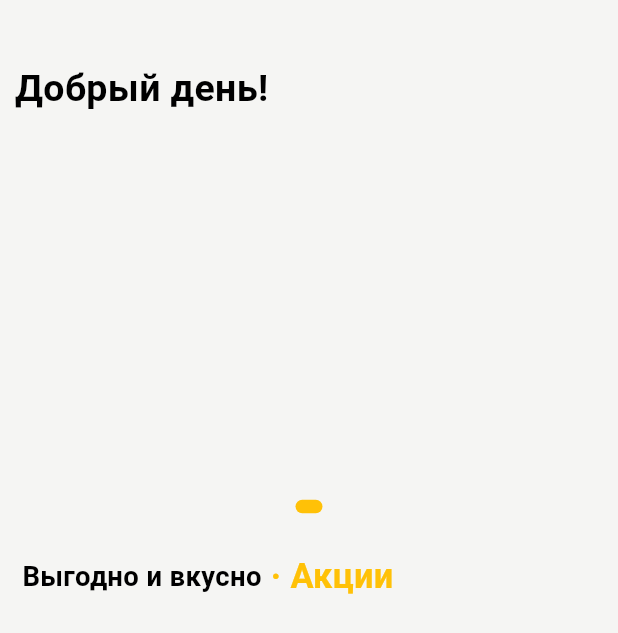
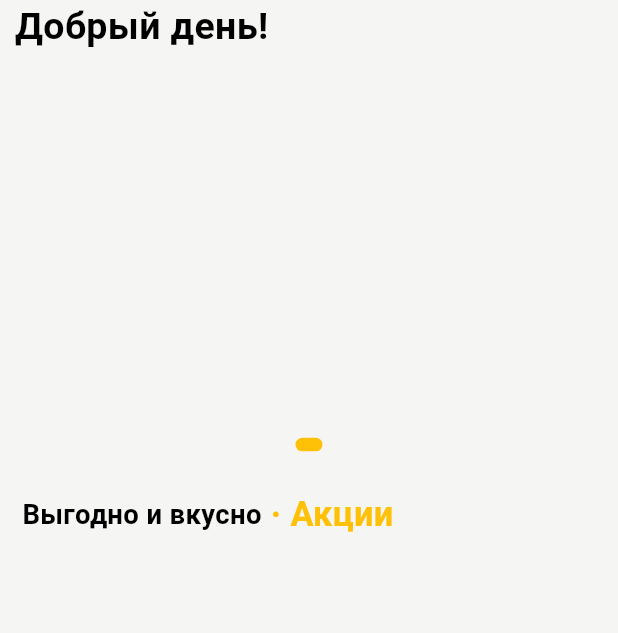
Before and after one commit to DeDoNs/Food, a Flutter app: the MainScreen screen opened directly, on a phone screen of 412 x 824 dp. Shown: the top 633 px of the screen. Run offline on Flutter 3.47's test engine with Material 3 defaults, Android fonts, the phone set to English and light mode, and no system bars; drawn by our look-alikes of dots_indicator; our stand-ins replace email_validator, fluttertoast, get, google_nav_bar, image_picker, progress_indicators and 2 more; accounts and stored records are empty; network calls fail.

Commit message:
fix dimensions

```diff
--- a/lib/users/fragments/Main/itemCategories_screen.dart
+++ b/lib/users/fragments/Main/itemCategories_screen.dart
@@ -105,7 +105,7 @@ class _ItemCategoriesState extends State<ItemCategories> {
             children: [
               Container(
                 padding: EdgeInsets.only(
-                  top: Dimensions.height40, bottom: Dimensions.height10
+                  top: MediaQuery.of(context).padding.top*1.8, bottom: Dimensions.height10
                 ),
                 child: Row(
                   mainAxisAlignment: MainAxisAlignment.center,
@@ -177,7 +177,7 @@ class _ItemCategoriesState extends State<ItemCategories> {
     if (isLoading==true) {
       return Shimmer(
         child: Container(
-          padding: EdgeInsets.only(top: Dimensions.height40, bottom: Dimensions.height10),
+          padding: EdgeInsets.only(top: MediaQuery.of(context).padding.top*1.9, bottom: Dimensions.height10),
           child: Container(
                 width: 180,
                 height: Dimensions.height30,
@@ -190,7 +190,7 @@ class _ItemCategoriesState extends State<ItemCategories> {
       );
     } else {return Container(
       padding:
-      EdgeInsets.only(top: Dimensions.height40, bottom: Dimensions.height10),
+      EdgeInsets.only(top: MediaQuery.of(context).padding.top*1.8, bottom: Dimensions.height10),
       child: Text(
         widget.nameCategories,
         maxLines: 1,
--- a/lib/users/fragments/Main/main_screen.dart
+++ b/lib/users/fragments/Main/main_screen.dart
@@ -194,7 +194,7 @@ class _MainScreenState extends State<MainScreen> {
     if (isLoading==true) {
       return Shimmer(
         child: Container(
-          margin: EdgeInsets.only(top: Dimensions.height40, bottom: Dimensions.height15),
+          margin: EdgeInsets.only(top: MediaQuery.of(context).padding.top*1.9, bottom: Dimensions.height15),
           padding: EdgeInsets.only(left: Dimensions.width20, right: Dimensions.width20),
           child: Row(
             crossAxisAlignment: CrossAxisAlignment.start,
@@ -212,7 +212,7 @@ class _MainScreenState extends State<MainScreen> {
         ),
       );
     } else {return Container(
-        margin: EdgeInsets.only(top: Dimensions.height40, bottom: Dimensions.height15),
+        margin: EdgeInsets.only(top: MediaQuery.of(context).padding.top*1.8, bottom: Dimensions.height15),
         padding: EdgeInsets.only(
             left: Dimensions.width20, right: Dimensions.width20),
         child: Row(mainAxisAlignment: MainAxisAlignment.start, children: [
--- a/lib/users/fragments/Main/menuItem_screen.dart
+++ b/lib/users/fragments/Main/menuItem_screen.dart
@@ -74,7 +74,7 @@ class _MenuItemState extends State<MenuItem> {
     if (isLoading==true) {
       return Shimmer(
         child: Container(
-          margin: EdgeInsets.only(top: Dimensions.height40),
+          margin: EdgeInsets.only(top: MediaQuery.of(context).padding.top*1.9),
           padding: EdgeInsets.only(left: Dimensions.width20, right: Dimensions.width20),
           child: Row(
             crossAxisAlignment: CrossAxisAlignment.start,
@@ -93,7 +93,7 @@ class _MenuItemState extends State<MenuItem> {
       );
     } else {
       return Container(
-        margin: EdgeInsets.only(top: Dimensions.height40),
+        margin: EdgeInsets.only(top: MediaQuery.of(context).padding.top*1.8),
         padding: EdgeInsets.only(
             left: Dimensions.width20, right: Dimensions.width20),
         child: Row(
--- a/lib/users/fragments/Main/profile_screen.dart
+++ b/lib/users/fragments/Main/profile_screen.dart
@@ -57,7 +57,7 @@ class _ProfileScreenState extends State<ProfileScreen> {
       body: Column(children: [
         Container(
           margin: EdgeInsets.only(
-            top: Dimensions.height40,
+            top: MediaQuery.of(context).padding.top*1.8,
           ),
           padding: EdgeInsets.only(
               left: Dimensions.width20, right: Dimensions.width20),
--- a/lib/users/fragments/Main/shopCart_screen.dart
+++ b/lib/users/fragments/Main/shopCart_screen.dart
@@ -183,7 +183,7 @@ class _ShopCartState extends State<ShopCart> {
         backgroundColor: Color(0xFFF5F5F3),
         body: Column(children: [
           Container(
-            margin: EdgeInsets.only(top: Dimensions.height40, bottom: Dimensions.height15),
+            margin: EdgeInsets.only(top: MediaQuery.of(context).padding.top*1.8, bottom: Dimensions.height15),
             padding: EdgeInsets.only(
                 left: Dimensions.width20, right: Dimensions.width20),
             child: Row(mainAxisAlignment: MainAxisAlignment.start, children: [
--- a/pubspec.yaml
+++ b/pubspec.yaml
@@ -37,6 +37,7 @@ dependencies:
   cupertino_icons: ^1.0.2
   get: ^4.6.6
   http: ^1.1.0
+  url_launcher: ^6.2.1
   shimmer_animation: ^2.1.0+1
   fluttertoast: ^8.2.3
   email_validator: ^2.1.17
@@ -46,6 +47,7 @@ dependencies:
   image_picker: ^1.0.4
   flutter_launcher_icons: ^0.13.1
   progress_indicators: ^1.0.0
+  mobile_scanner: ^3.5.5
 
 dev_dependencies:
   flutter_test:
```
Also changed, not shown: pubspec.lock, 5 other files.
